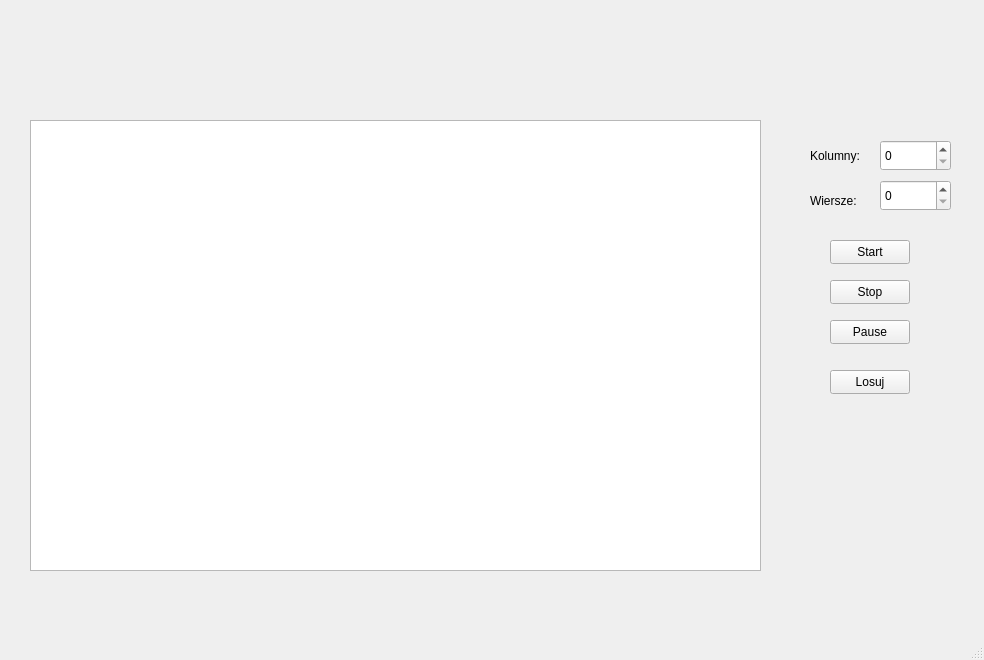
First picture: the form in mainwindow.ui, repository MateuszGuzy02/GameOfLife, before the edit.
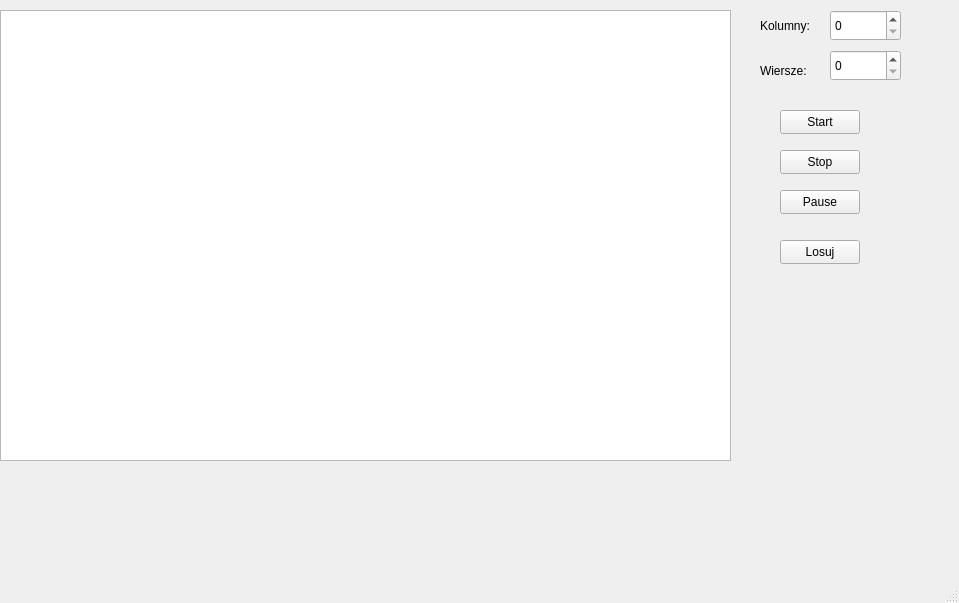
Second picture: the form after the edit.

What changed in the file:
```diff
--- a/mainwindow.ui
+++ b/mainwindow.ui
@@ -6,8 +6,8 @@
    <rect>
     <x>0</x>
     <y>0</y>
-    <width>984</width>
-    <height>660</height>
+    <width>959</width>
+    <height>603</height>
    </rect>
   </property>
   <property name="windowTitle">
@@ -17,8 +17,8 @@
    <widget class="QLabel" name="label">
     <property name="geometry">
      <rect>
-      <x>810</x>
-      <y>140</y>
+      <x>760</x>
+      <y>10</y>
       <width>71</width>
       <height>31</height>
      </rect>
@@ -30,8 +30,8 @@
    <widget class="QLabel" name="label_2">
     <property name="geometry">
      <rect>
-      <x>810</x>
-      <y>190</y>
+      <x>760</x>
+      <y>60</y>
       <width>61</width>
       <height>21</height>
      </rect>
@@ -43,8 +43,8 @@
    <widget class="QSpinBox" name="columnChanger">
     <property name="geometry">
      <rect>
-      <x>880</x>
-      <y>140</y>
+      <x>830</x>
+      <y>10</y>
       <width>71</width>
       <height>31</height>
      </rect>
@@ -53,8 +53,8 @@
    <widget class="QSpinBox" name="rowChanger">
     <property name="geometry">
      <rect>
-      <x>880</x>
-      <y>180</y>
+      <x>830</x>
+      <y>50</y>
       <width>71</width>
       <height>31</height>
      </rect>
@@ -63,8 +63,8 @@
    <widget class="QTableWidget" name="tableWidget">
     <property name="geometry">
      <rect>
-      <x>30</x>
-      <y>120</y>
+      <x>0</x>
+      <y>10</y>
       <width>731</width>
       <height>451</height>
      </rect>
@@ -73,8 +73,8 @@
    <widget class="QPushButton" name="startButton">
     <property name="geometry">
      <rect>
-      <x>830</x>
-      <y>240</y>
+      <x>780</x>
+      <y>110</y>
       <width>80</width>
       <height>24</height>
      </rect>
@@ -86,8 +86,8 @@
    <widget class="QPushButton" name="stopButton">
     <property name="geometry">
      <rect>
-      <x>830</x>
-      <y>280</y>
+      <x>780</x>
+      <y>150</y>
       <width>80</width>
       <height>24</height>
      </rect>
@@ -99,8 +99,8 @@
    <widget class="QPushButton" name="pauseButton">
     <property name="geometry">
      <rect>
-      <x>830</x>
-      <y>320</y>
+      <x>780</x>
+      <y>190</y>
       <width>80</width>
       <height>24</height>
      </rect>
@@ -112,8 +112,8 @@
    <widget class="QPushButton" name="randomSeedButton">
     <property name="geometry">
      <rect>
-      <x>830</x>
-      <y>370</y>
+      <x>780</x>
+      <y>240</y>
       <width>80</width>
       <height>24</height>
      </rect>
```
Left out of the diff: 2 changed lines with no effect on the pictures.
